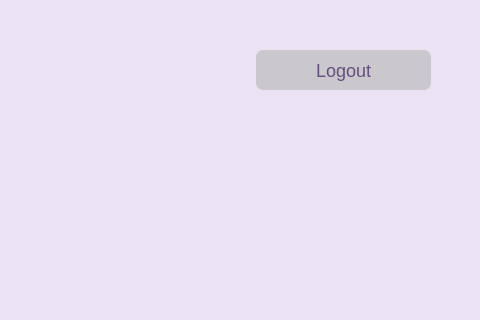
Above: static/home.ui from lakshmivishal9496/Soft-Health before the change; both pictures show x 544 to 1024 and y 0 to 320 of the 1024 by 768 pixel window. Below: the same form after it.
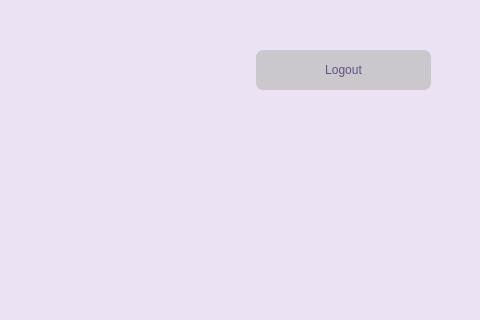
That is the form after the change. Icons and pictures are not drawn.

Commit message: fixed logout button font size

```diff
--- a/static/home.ui
+++ b/static/home.ui
@@ -100,7 +100,7 @@
 
 color: rgb(100, 79, 130);
 
-font-size: 18px;
+font-size: 12px;
 border-radius : 7px;
 
 }
```
Left out of the diff: 11 changed lines with no effect on the pictures. The commit also changes 1 other file.
